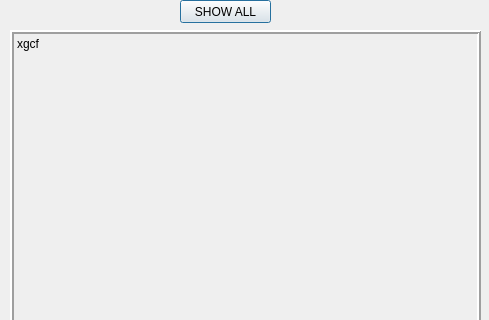
The window that showallequitmentform.ui (iam-Abol/Digital-Market-Manager-With-UI) describes before a commit, drawn with Qt 5; both pictures show x 0 to 489 and y 0 to 320 of the 489 by 486 pixel window.
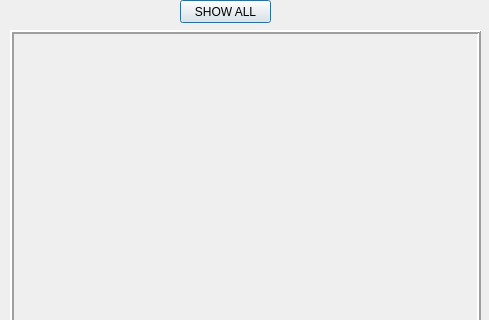
The same window after the commit.

Patch:
```diff
--- a/showallequitmentform.ui
+++ b/showallequitmentform.ui
@@ -10,6 +10,12 @@
     <height>486</height>
    </rect>
   </property>
+  <property name="sizePolicy">
+   <sizepolicy hsizetype="MinimumExpanding" vsizetype="MinimumExpanding">
+    <horstretch>0</horstretch>
+    <verstretch>0</verstretch>
+   </sizepolicy>
+  </property>
   <property name="minimumSize">
    <size>
     <width>489</width>
@@ -63,7 +69,7 @@
     <number>2</number>
    </property>
    <property name="text">
-    <string>xgcf</string>
+    <string/>
    </property>
    <property name="textFormat">
     <enum>Qt::PlainText</enum>
```
